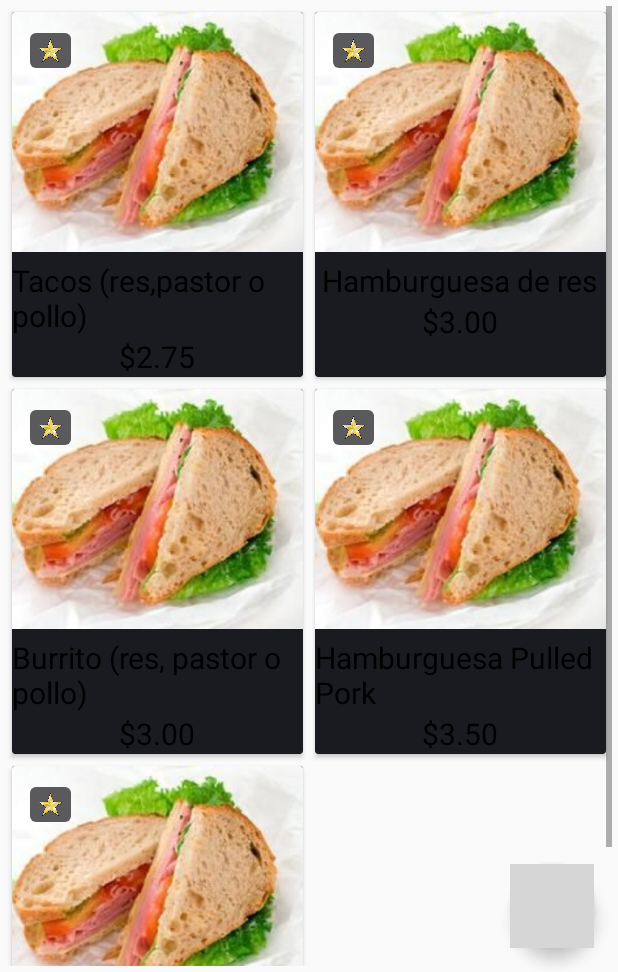
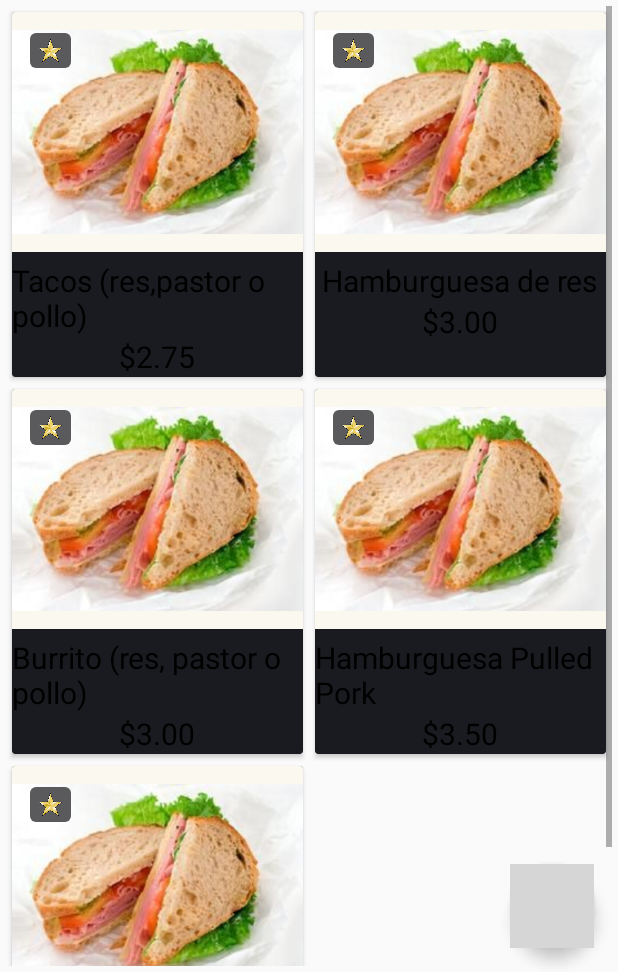
Before and after one commit to JorgeAzzuFranco/FoodUCA, an Android app: the fragment PeaFragment shown on its own in the app's theme, after a tap on an icon or button, on a phone screen of 412 x 824 dp, the part 264-1236 px from its top. Run offline under Robolectric (Android 15) with nearby library versions, the phone set to English and light mode, and no system bars; our stand-ins replace Room's generated code; grey boxes are pictures that could not be loaded.

Commit message:
Agregando imagenes al menu de PepperJack. (Anteriormente se agrego scroll a actividad Search)

```diff
--- a/app/src/main/java/com/fooduca/fooduca/Data.java
+++ b/app/src/main/java/com/fooduca/fooduca/Data.java
@@ -83,23 +83,23 @@ public class Data {
         comidas.add(new Comida("Jugolandia", "Alitas de pollo + papas fritas", "$2.50", R.drawable.comida));
         comidas.add(new Comida("Jugolandia", "Pollo a la plancha + te + chirimol + arroz + ensalada + 2 tortillas", "$2.50", R.drawable.comida));
         comidas.add(new Comida("Jugolandia", "Carne a la plancha + te + chirimol + arroz + ensalada + 2 tortillas", "$2.75", R.drawable.comida));
-        comidas.add(new Comida("Pepper Jack", "Burger Jack Res", "$2.99", R.drawable.comida));
-        comidas.add(new Comida("Pepper Jack", "Burrito de Res", "$2.99", R.drawable.comida));
-        comidas.add(new Comida("Pepper Jack", "Club Sandwich", "$2.99", R.drawable.comida));
-        comidas.add(new Comida("Pepper Jack", "Quesadilla", "$2.99", R.drawable.comida));
-        comidas.add(new Comida("Pepper Jack", "Ensalada Primavera", "$2.99", R.drawable.comida));
-        comidas.add(new Comida("Pepper Jack", "Wraps", "$2.99", R.drawable.comida));
-        comidas.add(new Comida("Pepper Jack", "Panini Margarita", "$2.99", R.drawable.comida));
-        comidas.add(new Comida("Pepper Jack", "Pepito de Res", "$3.45", R.drawable.comida));
-        comidas.add(new Comida("Pepper Jack", "Burger BBQ Hongos", "$3.49", R.drawable.comida));
-        comidas.add(new Comida("Pepper Jack", "Panini Full-Ham", "$3.49", R.drawable.comida));
-        comidas.add(new Comida("Pepper Jack", "Panini César", "$3.49", R.drawable.comida));
-        comidas.add(new Comida("Pepper Jack", "Burger BBQ Tocino", "$3.49", R.drawable.comida));
-        comidas.add(new Comida("Pepper Jack", "Burger Macho Nacho", "$3.49", R.drawable.comida));
-        comidas.add(new Comida("Pepper Jack", "Ensalada César", "$3.49", R.drawable.comida));
-        comidas.add(new Comida("Pepper Jack", "Doble BurgerJack", "$3.99", R.drawable.comida));
-        comidas.add(new Comida("Pepper Jack", "Burger Magna7", "$3.99", R.drawable.comida));
-        comidas.add(new Comida("Pepper Jack", "Burger Jack Lover", "$3.99", R.drawable.comida));
+        comidas.add(new Comida("Pepper Jack", "Burger Jack Res", "$2.99", R.drawable.ppj_burger_jack_res));
+        comidas.add(new Comida("Pepper Jack", "Burrito de Res", "$2.99", R.drawable.ppj_burrito_res));
+        comidas.add(new Comida("Pepper Jack", "Club Sandwich", "$2.99", R.drawable.ppj_club_sandwich));
+        comidas.add(new Comida("Pepper Jack", "Quesadilla", "$2.99", R.drawable.ppj_quesadillas));
+        comidas.add(new Comida("Pepper Jack", "Ensalada Primavera", "$2.99", R.drawable.ppj_ensalada));
+        comidas.add(new Comida("Pepper Jack", "Wraps", "$2.99", R.drawable.ppj_wrap));
+        comidas.add(new Comida("Pepper Jack", "Panini Margarita", "$2.99", R.drawable.ppj_panini_margarita));
+        comidas.add(new Comida("Pepper Jack", "Pepito de Res", "$3.45", R.drawable.ppj_pepito_res));
+        comidas.add(new Comida("Pepper Jack", "Burger BBQ Hongos", "$3.49", R.drawable.ppj_burger_bbq_hongos));
+        comidas.add(new Comida("Pepper Jack", "Panini Full-Ham", "$3.49", R.drawable.ppj_panini_full_ham));
+        comidas.add(new Comida("Pepper Jack", "Panini César", "$3.49", R.drawable.ppj_panini_cesar));
+        comidas.add(new Comida("Pepper Jack", "Burger BBQ Tocino", "$3.49", R.drawable.ppj_burger_bbq_tocino));
+        comidas.add(new Comida("Pepper Jack", "Burger Macho Nacho", "$3.49", R.drawable.ppj_burger_macho_nacho));
+        comidas.add(new Comida("Pepper Jack", "Ensalada César", "$3.49", R.drawable.ppj_ensalada));
+        comidas.add(new Comida("Pepper Jack", "Doble BurgerJack", "$3.99", R.drawable.ppj_doble_burger_jack));
+        comidas.add(new Comida("Pepper Jack", "Burger Magna7", "$3.99", R.drawable.ppj_burger_magna_7));
+        comidas.add(new Comida("Pepper Jack", "Burger Jack Lover", "$3.99", R.drawable.ppj_jack_lover));
         comidas.add(new Comida("The Mixed Brothers", "Galletas con chispas de chocolate", "$0.50", R.drawable.comida));
         comidas.add(new Comida("The Mixed Brothers", "Brownie Tradicional (con azúcar glass)", "$1.00", R.drawable.comida));
         comidas.add(new Comida("The Mixed Brothers", "Brownie Red Velvet (con azúcar glass)", "$1.00", R.drawable.comida));
--- a/app/src/main/res/layout/cardview_comida.xml
+++ b/app/src/main/res/layout/cardview_comida.xml
@@ -16,8 +16,7 @@
             android:id="@+id/img_comida"
             android:layout_width="match_parent"
             android:layout_height="160dp"
-            android:background="#2d2d2d"
-            android:scaleType="centerCrop"
+            android:background="#FBF8EF"
             android:src="@drawable/comida"/>
 
             <TextView
--- a/app/src/main/res/layout/nav_header_main.xml
+++ b/app/src/main/res/layout/nav_header_main.xml
@@ -31,6 +31,6 @@
         android:id="@+id/textView"
         android:layout_width="wrap_content"
         android:layout_height="wrap_content"
-        android:text="fooduca.support@gmail.com" />
+        android:text="fooduca.soporte@gmail.com" />
 
 </LinearLayout>
--- a/app/src/main/res/layout/search_activity.xml
+++ b/app/src/main/res/layout/search_activity.xml
@@ -2,9 +2,11 @@
 <android.support.constraint.ConstraintLayout
     xmlns:android="http://schemas.android.com/apk/res/android"
     android:layout_width="match_parent"
-    android:layout_height="match_parent"
-    >
+    android:layout_height="match_parent">
 
+    <ScrollView
+        android:layout_width="match_parent"
+        android:layout_height="match_parent">
         <LinearLayout
             android:layout_width="match_parent"
             android:layout_height="match_parent"
@@ -12,7 +14,7 @@
             <ImageView
                 android:layout_width="wrap_content"
                 android:layout_height="wrap_content"
-            android:src="@drawable/magnifier"
+                android:src="@drawable/comida"
                 android:layout_gravity="center"/>
             <TextView
                 android:layout_width="match_parent"
@@ -69,4 +71,5 @@
 
 
         </LinearLayout>
+    </ScrollView>
 </android.support.constraint.ConstraintLayout>
```
Also changed, not shown: app/src/main/res/drawable/ppj_burger_bbq_hongos.png (added), app/src/main/res/drawable/ppj_burger_bbq_tocino.png (added), app/src/main/res/drawable/ppj_burger_jack_res.png (added), app/src/main/res/drawable/ppj_burger_macho_nacho.png (added), app/src/main/res/drawable/ppj_burger_magna_7.png (added), app/src/main/res/drawable/ppj_burrito_res.png (added), app/src/main/res/drawable/ppj_club_sandwich.png (added), app/src/main/res/drawable/ppj_doble_burger_jack.png (added), app/src/main/res/drawable/ppj_ensalada.png (added), app/src/main/res/drawable/ppj_jack_lover.png (added), app/src/main/res/drawable/ppj_panini_cesar.png (added), app/src/main/res/drawable/ppj_panini_full_ham.png (added), app/src/main/res/drawable/ppj_panini_margarita.png (added), app/src/main/res/drawable/ppj_pepito_res.png (added), 2 more files. Lines whose indentation alone changed are shown as unchanged.
